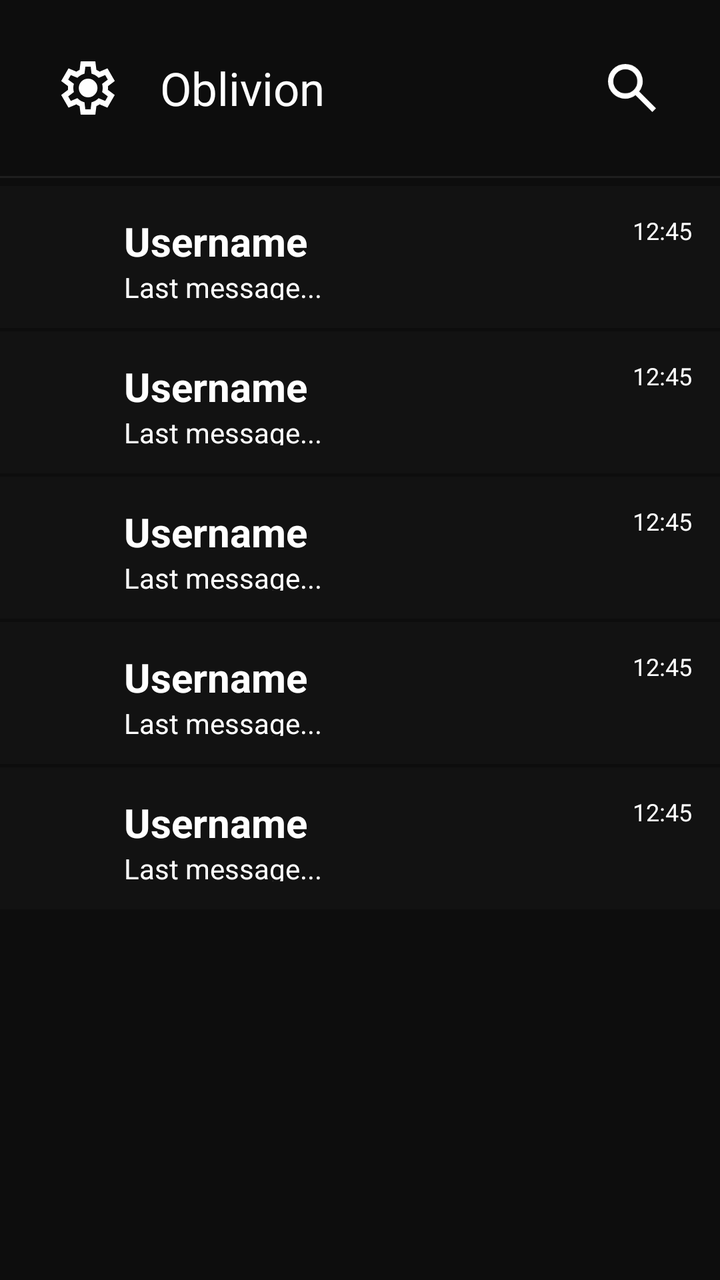
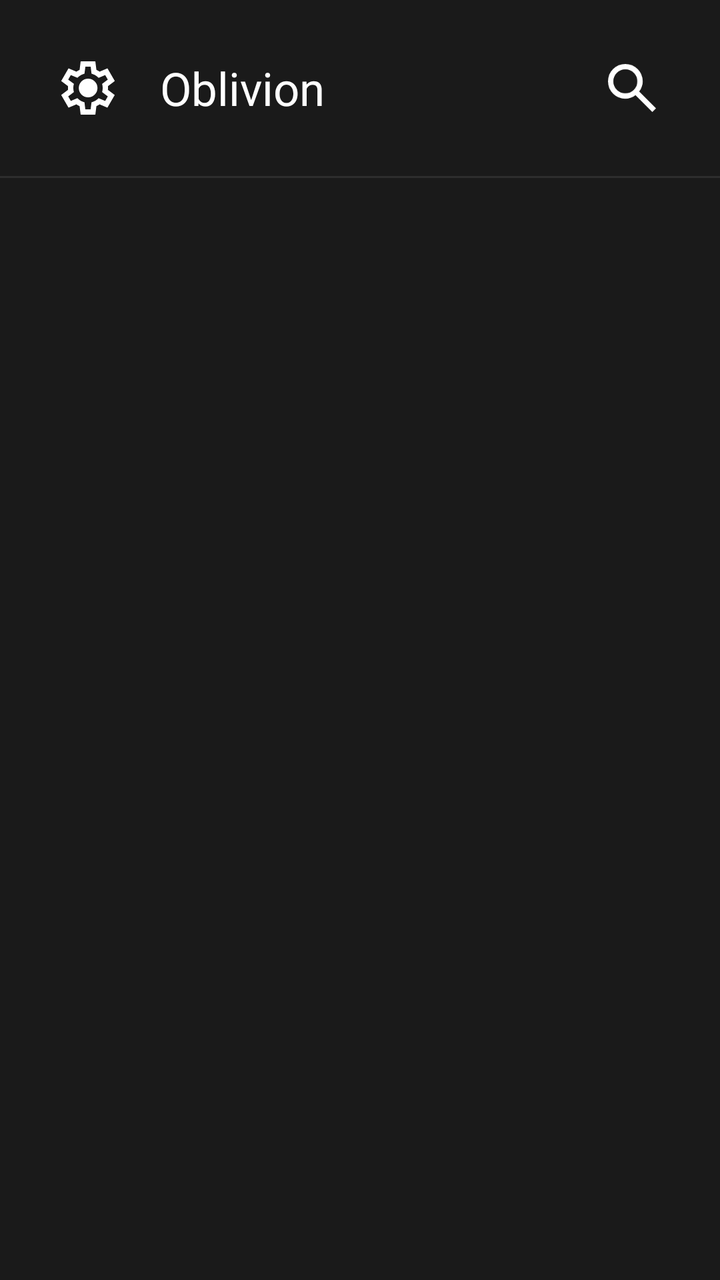

Before-and-after screenshots of an Android layout around one commit, followed by the original layout XML and the change that was made.
<!-- AndroidManifest.xml: application theme Theme.Oblivion -->
<!-- res/layout/fragment_home.xml -->
<FrameLayout xmlns:android="http://schemas.android.com/apk/res/android"
    android:layout_width="match_parent"
    android:layout_height="match_parent"
    android:background="@color/dark_900">

    <LinearLayout
        android:layout_width="match_parent"
        android:layout_height="match_parent"
        android:orientation="vertical">

        
        <LinearLayout
            android:layout_width="match_parent"
            android:layout_height="wrap_content"
            android:orientation="horizontal"
            android:gravity="center_vertical"
            android:padding="20dp"
            android:background="@color/dark_900">

            <ImageView
                android:id="@+id/chatIcon"
                android:layout_width="48dp"
                android:layout_height="48dp"
                android:src="@drawable/settings"
                android:clickable="true"
                android:focusable="true"
                android:padding="8dp"
                android:background="?attr/selectableItemBackgroundBorderless"/>

            <TextView
                android:layout_width="wrap_content"
                android:layout_height="wrap_content"
                android:layout_marginStart="12dp"
                android:text="@string/app_name"
                android:textSize="23sp"
                android:textColor="@android:color/white"/>

            
            <View
                android:layout_width="0dp"
                android:layout_height="0dp"
                android:layout_weight="1"/>

            <ImageView
                android:id="@+id/loopIcon"
                android:layout_width="48dp"
                android:layout_height="48dp"
                android:src="@drawable/search"
                android:clickable="true"
                android:focusable="true"
                android:padding="8dp"
                android:background="?attr/selectableItemBackgroundBorderless"/>
        </LinearLayout>

        
        <View
            android:layout_width="match_parent"
            android:layout_height="1dp"
            android:background="@color/dark_700"/>

        
        <LinearLayout
            android:layout_width="match_parent"
            android:layout_height="wrap_content"
            android:orientation="vertical"
            android:paddingTop="4dp"
            android:divider="@android:color/transparent"
            android:showDividers="middle"
            android:dividerPadding="8dp">

            <include layout="@layout/chat_item"/>
            <include layout="@layout/chat_item"/>
            <include layout="@layout/chat_item"/>
            <include layout="@layout/chat_item"/>
            <include layout="@layout/chat_item"/>
        </LinearLayout>
    </LinearLayout>
</FrameLayout>
<!-- res/layout/chat_item.xml (included above) -->
<?xml version="1.0" encoding="utf-8"?>
<LinearLayout xmlns:android="http://schemas.android.com/apk/res/android"
    android:layout_width="match_parent"
    android:layout_height="wrap_content"
    android:background="@drawable/chat_item_bg"
    android:layout_marginBottom="2dp"
    android:clickable="true"
    android:focusable="true"

    android:orientation="horizontal"

    android:padding="14dp">

    
    <ImageView
        android:id="@+id/chatAvatar"
        android:layout_width="40dp"
        android:layout_height="40dp"
        android:layout_marginEnd="8dp" />

    
    <LinearLayout
        android:layout_width="0dp"
        android:layout_height="wrap_content"
        android:layout_weight="1"
        android:orientation="vertical">

        <TextView
            android:id="@+id/chatName"
            android:layout_width="wrap_content"
            android:layout_height="wrap_content"
            android:text="Username"
            android:textSize="20sp"
            android:textColor="@android:color/white"
            android:textStyle="bold" />

        <TextView
            android:id="@+id/chatMessage"
            android:layout_width="121dp"
            android:layout_height="16dp"
            android:text="Last message..."
            android:textColor="@android:color/white"
            android:textSize="14sp" />
    </LinearLayout>

    
    <TextView
        android:id="@+id/chatTime"
        android:layout_width="wrap_content"
        android:layout_height="wrap_content"
        android:text="12:45"
        android:textColor="@android:color/white"
        android:textSize="12sp" />
</LinearLayout>
<!-- resources referenced by this layout -->
<resources>
  <color name="dark_700">#1E1E1E</color>
  <color name="dark_900">#0D0D0D</color>
  <!-- drawable chat_item_bg (drawable) -->
  <?xml version="1.0" encoding="utf-8"?>
  <ripple xmlns:android="http://schemas.android.com/apk/res/android"
      android:color="?attr/colorControlHighlight">
      <item>
          <shape android:shape="rectangle">
              <solid android:color="@color/dark_800"/>
          </shape>
      </item>
  </ripple>
  <!-- drawable search (drawable) -->
  <vector xmlns:android="http://schemas.android.com/apk/res/android"
      android:width="24dp"
      android:height="24dp"
      android:viewportWidth="960"
      android:viewportHeight="960">
    <path
        android:pathData="M784,840 L532,588q-30,24 -69,38t-83,14q-109,0 -184.5,-75.5T120,380q0,-109 75.5,-184.5T380,120q109,0 184.5,75.5T640,380q0,44 -14,83t-38,69l252,252 -56,56ZM380,560q75,0 127.5,-52.5T560,380q0,-75 -52.5,-127.5T380,200q-75,0 -127.5,52.5T200,380q0,75 52.5,127.5T380,560Z"
        android:fillColor="@color/white_100"/>
  </vector>
  <!-- drawable settings (drawable) -->
  <vector xmlns:android="http://schemas.android.com/apk/res/android" android:autoMirrored="true" android:height="24dp" android:viewportHeight="960" android:viewportWidth="960" android:width="24dp">
        
      <path android:fillColor="@color/white_100" android:pathData="m370,880 l-16,-128q-13,-5 -24.5,-12T307,725l-119,50L78,585l103,-78q-1,-7 -1,-13.5v-27q0,-6.5 1,-13.5L78,375l110,-190 119,50q11,-8 23,-15t24,-12l16,-128h220l16,128q13,5 24.5,12t22.5,15l119,-50 110,190 -103,78q1,7 1,13.5v27q0,6.5 -2,13.5l103,78 -110,190 -118,-50q-11,8 -23,15t-24,12L590,880L370,880ZM440,800h79l14,-106q31,-8 57.5,-23.5T639,633l99,41 39,-68 -86,-65q5,-14 7,-29.5t2,-31.5q0,-16 -2,-31.5t-7,-29.5l86,-65 -39,-68 -99,42q-22,-23 -48.5,-38.5T533,266l-13,-106h-79l-14,106q-31,8 -57.5,23.5T321,327l-99,-41 -39,68 86,64q-5,15 -7,30t-2,32q0,16 2,31t7,30l-86,65 39,68 99,-42q22,23 48.5,38.5T427,694l13,106ZM482,620q58,0 99,-41t41,-99q0,-58 -41,-99t-99,-41q-59,0 -99.5,41T342,480q0,58 40.5,99t99.5,41ZM480,480Z"/>
      
  </vector>
  <string name="app_name">Oblivion</string>
  <style name="Theme.Oblivion" parent="Theme.Material3.Dark.NoActionBar">
          
          <item name="colorPrimary">@color/purple_700</item>
          <item name="colorOnPrimary">@color/white_100</item>
          <item name="colorSecondary">@color/purple_500</item>
          <item name="colorOnSecondary">@color/white_100</item>
  
          
          <item name="colorSurface">@color/dark_800</item>
          <item name="colorOnSurface">@color/white_100</item>
          <item name="colorSurfaceVariant">@color/dark_700</item>
          <item name="colorOnSurfaceVariant">@color/white_100</item>
  
          
          <item name="colorError">#CF6679</item>
          <item name="colorOnError">@color/white_100</item>
          <item name="colorTertiary">@color/electric_blue</item>
          <item name="colorOnTertiary">@color/dark_900</item>
      </style>
  <color name="dark_800">#121212</color>
  <color name="white_100">#FFFFFF</color>
  <color name="purple_700">#7B1FA2</color>
  <color name="purple_500">#9C27B0</color>
  <color name="electric_blue">#7DF9FF</color>
</resources>

<!-- the commit's change to res/layout/fragment_home.xml (unified diff, before → after) -->
@@ -60,74 +60,13 @@
 
         
         <LinearLayout
+            android:id="@+id/chatList"
             android:layout_width="match_parent"
             android:layout_height="wrap_content"
             android:orientation="vertical"
             android:paddingTop="4dp"
             android:divider="@android:color/transparent"
             android:showDividers="middle"
-            android:dividerPadding="8dp">
-
-            <include layout="@layout/chat_item"/>
-            <include layout="@layout/chat_item"/>
-            <include layout="@layout/chat_item"/>
-            <include layout="@layout/chat_item"/>
-            <include layout="@layout/chat_item"/>
-        </LinearLayout>
+            android:dividerPadding="8dp"/>
     </LinearLayout>
 </FrameLayout>
-<!-- res/layout/chat_item.xml (included above) -->
-<?xml version="1.0" encoding="utf-8"?>
-<LinearLayout xmlns:android="http://schemas.android.com/apk/res/android"
-    android:layout_width="match_parent"
-    android:layout_height="wrap_content"
-    android:background="@drawable/chat_item_bg"
-    android:layout_marginBottom="2dp"
-    android:clickable="true"
-    android:focusable="true"
-
-    android:orientation="horizontal"
-
-    android:padding="14dp">
-
-    
-    <ImageView
-        android:id="@+id/chatAvatar"
-        android:layout_width="40dp"
-        android:layout_height="40dp"
-        android:layout_marginEnd="8dp" />
-
-    
-    <LinearLayout
-        android:layout_width="0dp"
-        android:layout_height="wrap_content"
-        android:layout_weight="1"
-        android:orientation="vertical">
-
-        <TextView
-            android:id="@+id/chatName"
-            android:layout_width="wrap_content"
-            android:layout_height="wrap_content"
-            android:text="Username"
-            android:textSize="20sp"
-            android:textColor="@android:color/white"
-            android:textStyle="bold" />
-
-        <TextView
-            android:id="@+id/chatMessage"
-            android:layout_width="121dp"
-            android:layout_height="16dp"
-            android:text="Last message..."
-            android:textColor="@android:color/white"
-            android:textSize="14sp" />
-    </LinearLayout>
-
-    
-    <TextView
-        android:id="@+id/chatTime"
-        android:layout_width="wrap_content"
-        android:layout_height="wrap_content"
-        android:text="12:45"
-        android:textColor="@android:color/white"
-        android:textSize="12sp" />
-</LinearLayout>
<!-- resource entries referenced after the edit -->
@@ -1,17 +1,7 @@
 <!-- resources referenced by this layout -->
 <resources>
-  <color name="dark_700">#1E1E1E</color>
-  <color name="dark_900">#0D0D0D</color>
-  <!-- drawable chat_item_bg (drawable) -->
-  <?xml version="1.0" encoding="utf-8"?>
-  <ripple xmlns:android="http://schemas.android.com/apk/res/android"
-      android:color="?attr/colorControlHighlight">
-      <item>
-          <shape android:shape="rectangle">
-              <solid android:color="@color/dark_800"/>
-          </shape>
-      </item>
-  </ripple>
+  <color name="dark_700">#2E2E2E</color>
+  <color name="dark_900">#1A1A1A</color>
   <!-- drawable search (drawable) -->
   <vector xmlns:android="http://schemas.android.com/apk/res/android"
       android:width="24dp"
@@ -48,10 +38,10 @@
           <item name="colorTertiary">@color/electric_blue</item>
           <item name="colorOnTertiary">@color/dark_900</item>
       </style>
-  <color name="dark_800">#121212</color>
   <color name="white_100">#FFFFFF</color>
   <color name="purple_700">#7B1FA2</color>
   <color name="purple_500">#9C27B0</color>
+  <color name="dark_800">#232323</color>
   <color name="electric_blue">#7DF9FF</color>
 </resources>
 
